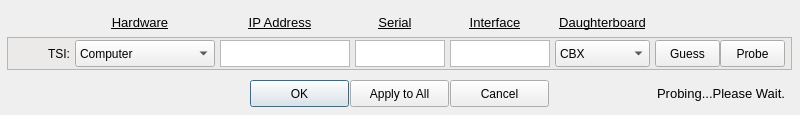
Qt form UI/hardware_select.ui (ainfosec/FISSURE) before a commit.
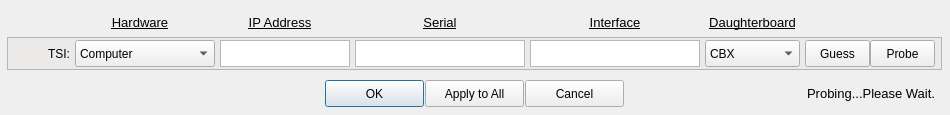
The same form after that commit.

Patch:
```diff
--- a/UI/hardware_select.ui
+++ b/UI/hardware_select.ui
@@ -9,7 +9,7 @@
    <rect>
     <x>0</x>
     <y>0</y>
-    <width>800</width>
+    <width>950</width>
     <height>115</height>
    </rect>
   </property>
@@ -19,9 +19,9 @@
   <widget class="QLabel" name="label_108">
    <property name="geometry">
     <rect>
-     <x>350</x>
+     <x>355</x>
      <y>12</y>
-     <width>90</width>
+     <width>170</width>
      <height>20</height>
     </rect>
    </property>
@@ -44,7 +44,7 @@
    </property>
    <property name="geometry">
     <rect>
-     <x>720</x>
+     <x>870</x>
      <y>40</y>
      <width>65</width>
      <height>27</height>
@@ -126,7 +126,7 @@
    </property>
    <property name="geometry">
     <rect>
-     <x>655</x>
+     <x>805</x>
      <y>40</y>
      <width>65</width>
      <height>27</height>
@@ -142,9 +142,9 @@
   <widget class="QLabel" name="label_158">
    <property name="geometry">
     <rect>
-     <x>445</x>
+     <x>530</x>
      <y>12</y>
-     <width>100</width>
+     <width>170</width>
      <height>20</height>
     </rect>
    </property>
@@ -185,7 +185,7 @@
     <rect>
      <x>355</x>
      <y>40</y>
-     <width>90</width>
+     <width>170</width>
      <height>27</height>
     </rect>
    </property>
@@ -250,7 +250,7 @@
     <rect>
      <x>7</x>
      <y>37</y>
-     <width>785</width>
+     <width>935</width>
      <height>33</height>
     </rect>
    </property>
@@ -292,9 +292,9 @@
    </property>
    <property name="geometry">
     <rect>
-     <x>450</x>
+     <x>530</x>
      <y>40</y>
-     <width>100</width>
+     <width>170</width>
      <height>27</height>
     </rect>
    </property>
@@ -312,7 +312,7 @@
   <widget class="QPushButton" name="pushButton_ok">
    <property name="geometry">
     <rect>
-     <x>250</x>
+     <x>325</x>
      <y>80</y>
      <width>99</width>
      <height>27</height>
@@ -325,7 +325,7 @@
   <widget class="QPushButton" name="pushButton_cancel">
    <property name="geometry">
     <rect>
-     <x>450</x>
+     <x>525</x>
      <y>80</y>
      <width>99</width>
      <height>27</height>
@@ -341,7 +341,7 @@
   <widget class="QPushButton" name="pushButton_apply_to_all">
    <property name="geometry">
     <rect>
-     <x>350</x>
+     <x>425</x>
      <y>80</y>
      <width>99</width>
      <height>27</height>
@@ -357,7 +357,7 @@
    </property>
    <property name="geometry">
     <rect>
-     <x>555</x>
+     <x>705</x>
      <y>40</y>
      <width>95</width>
      <height>27</height>
@@ -387,7 +387,7 @@
   <widget class="QLabel" name="label_159">
    <property name="geometry">
     <rect>
-     <x>545</x>
+     <x>695</x>
      <y>12</y>
      <width>115</width>
      <height>20</height>
@@ -409,7 +409,7 @@
   <widget class="QLabel" name="label_probe">
    <property name="geometry">
     <rect>
-     <x>630</x>
+     <x>780</x>
      <y>80</y>
      <width>155</width>
      <height>27</height>
```
